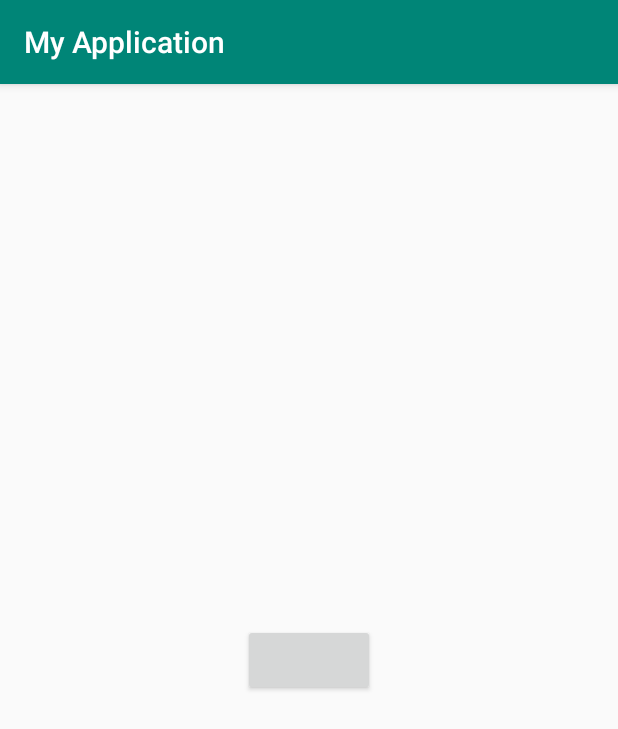
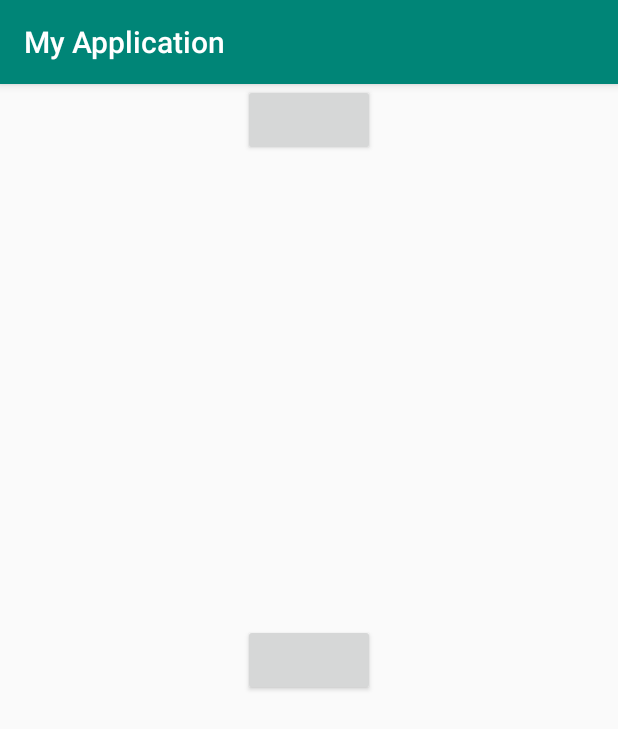
Before and after one commit to peacelovesapples/StoryTime, an Android app: the screen it shows after launch (MainActivity), on a phone screen of 412 x 824 dp. Shown: the top 729 px of the screen. Run offline under Robolectric (Android 15) with nearby library versions, the phone set to English and light mode, and no system bars.

Commit message:
working ish

```diff
--- a/app/src/main/AndroidManifest.xml
+++ b/app/src/main/AndroidManifest.xml
@@ -3,6 +3,7 @@
     package="com.example.jedi.myapplication">
     <uses-feature android:name="android.hardware.camera" android:required="false" />
     <uses-permission android:name="android.permission.WRITE_EXTERNAL_STORAGE" />
+    <uses-permission android:name="android.permission.READ_EXTERNAL_STORAGE" />
     <application
         android:allowBackup="true"
         android:icon="@mipmap/ic_launcher"
--- a/app/src/main/java/com/example/jedi/myapplication/MainActivity.java
+++ b/app/src/main/java/com/example/jedi/myapplication/MainActivity.java
@@ -19,7 +19,9 @@ import java.util.Date;
 
 public class MainActivity extends AppCompatActivity {
     Button camera;
+    Button gallery;
     static final int REQUEST_IMAGE_CAPTURE = 1;
+    public static final int PICK_IMAGE = 2;
     ImageView mImageView;
     String mCurrentPhotoPath;
     static final int REQUEST_TAKE_PHOTO = 1;
@@ -31,6 +33,7 @@ public class MainActivity extends AppCompatActivity {
         mImageView = (ImageView) findViewById(R.id.taken_pic);
 
         camera = (Button) findViewById(R.id.camera_button);
+        gallery = (Button) findViewById(R.id.gallery_button);
 
         camera.setOnClickListener(new View.OnClickListener() {
                   @Override
@@ -41,6 +44,12 @@ public class MainActivity extends AppCompatActivity {
               }
 
         );
+        gallery.setOnClickListener(new View.OnClickListener() {
+            @Override
+            public void onClick(View v) {
+                openGallery();
+            }
+        });
 
     }
     private void dispatchTakePictureIntent() {
@@ -59,18 +68,29 @@ public class MainActivity extends AppCompatActivity {
                         photoFile);
                 takePictureIntent.putExtra(MediaStore.EXTRA_OUTPUT, photoURI);
                 startActivityForResult(takePictureIntent, REQUEST_TAKE_PHOTO);
-                //galleryAddPic();
             }
         }
     }
-    /*@Override
+    @Override
     protected void onActivityResult(int requestCode, int resultCode, Intent data) {
         if (requestCode == REQUEST_IMAGE_CAPTURE && resultCode == RESULT_OK) {
+           // Bundle extras = data.getExtras();
+            //Bitmap imageBitmap = (Bitmap) extras.get("data");
+           // mImageView.setImageBitmap(imageBitmap);
+            galleryAddPic();
+        } else if (requestCode == PICK_IMAGE) {
             Bundle extras = data.getExtras();
             Bitmap imageBitmap = (Bitmap) extras.get("data");
             mImageView.setImageBitmap(imageBitmap);
         }
-    }*/
+    }
+    private void openGallery() {
+        Intent intent = new Intent();
+        intent.setType("image/*");
+        intent.setAction(Intent.ACTION_GET_CONTENT);
+        startActivityForResult(Intent.createChooser(intent, "Select Picture"), PICK_IMAGE);
+    }
+
     private void galleryAddPic() {
         Intent mediaScanIntent = new Intent(Intent.ACTION_MEDIA_SCANNER_SCAN_FILE);
         File f = new File(mCurrentPhotoPath);
@@ -92,6 +112,7 @@ public class MainActivity extends AppCompatActivity {
 
         // Save a file: path for use with ACTION_VIEW intents
         mCurrentPhotoPath = image.getAbsolutePath();
+        //galleryAddPic();
         return image;
     }
 
--- a/app/src/main/res/layout/activity_main.xml
+++ b/app/src/main/res/layout/activity_main.xml
@@ -14,6 +14,13 @@
         android:layout_centerHorizontal="true"
         android:layout_centerVertical="true"
         />
+    <Button
+        android:id="@+id/gallery_button"
+        android:layout_width="wrap_content"
+        android:layout_height="wrap_content"
+        android:layout_centerHorizontal="true"
+        />
+
     <ImageView
         android:id="@+id/taken_pic"
         android:layout_width="wrap_content"
```
